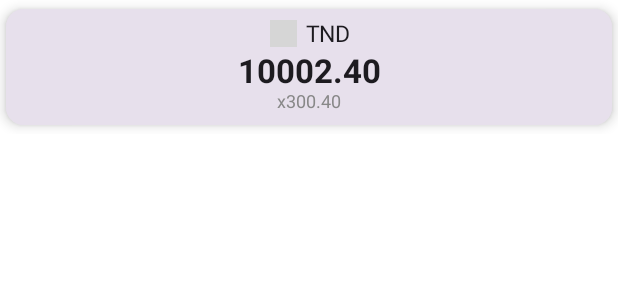
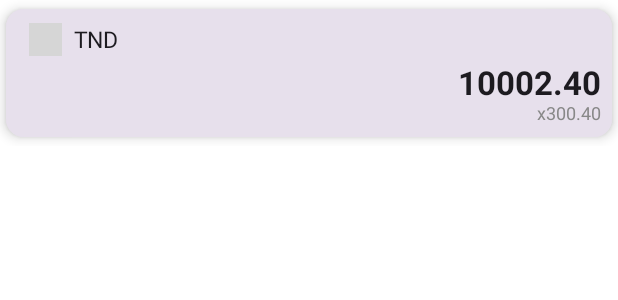
Before and after one commit to liodali/ExchangeConvertApp, an Android app built with Jetpack Compose: the @Preview function ItemExchangeRatePreview, on a phone screen of 412 x 824 dp. Shown: the top 300 px of the screen. Run offline under Robolectric (Android 15) with nearby library versions, the phone set to English and light mode, and no system bars; network calls fail; pictures from the network do not load; grey boxes are pictures that could not be loaded.

Commit message:
* improve the app

```diff
--- a/app/src/main/java/dali/hamza/echangecurrencyapp/di/CurrencyModule.kt
+++ b/app/src/main/java/dali/hamza/echangecurrencyapp/di/CurrencyModule.kt
@@ -36,8 +36,8 @@ val coreModule = module {
             ratesCurrencyDao = get<RatesCurrencyDao>(),
             historicRateDao = get<HistoricRateDao>(),
             sessionManager = get<ISessionManager>(),
-            tokenAPI = get(named("TOKEN"))
-        )
+
+            )
     }
 
     viewModel {
--- a/app/src/main/java/dali/hamza/echangecurrencyapp/ui/compose/component/ExchangeRateItem.kt
+++ b/app/src/main/java/dali/hamza/echangecurrencyapp/ui/compose/component/ExchangeRateItem.kt
@@ -2,6 +2,7 @@ package dali.hamza.echangecurrencyapp.ui.compose.component
 
 import androidx.compose.foundation.background
 import androidx.compose.foundation.layout.Arrangement
+import androidx.compose.foundation.layout.Box
 import androidx.compose.foundation.layout.Column
 import androidx.compose.foundation.layout.Row
 import androidx.compose.foundation.layout.fillMaxWidth
@@ -55,7 +56,7 @@ fun ItemExchangeRate(item: ExchangeRate, currentCurrency: String) {
 
 
             Column(
-                horizontalAlignment = Alignment.CenterHorizontally,
+                horizontalAlignment = Alignment.Start,
                 verticalArrangement = Arrangement.Center,
                 modifier = Modifier
                     .background(color = MaterialTheme.colorScheme.surfaceVariant)
@@ -65,13 +66,20 @@ fun ItemExchangeRate(item: ExchangeRate, currentCurrency: String) {
 
                 Row(
                     verticalAlignment = Alignment.CenterVertically,
-                    modifier = Modifier.padding(bottom = 3.dp)
+                    horizontalArrangement = Arrangement.Center,
+                    modifier = Modifier.padding(bottom = 3.dp).width(72.dp)
                 ) {
-                    CurrencyFlagImage(
-                        currency = item.name.split(currentCurrency).last().lowercase(),
-                        size = 18.dp,
-                        modifier = Modifier.padding(end = 6.dp)
-                    )
+                    Box(
+                        modifier = Modifier
+                            .width(32.dp)
+                            .height(26.dp).padding(end = 6.dp)
+                    ) {
+                        CurrencyFlagImage(
+                            currency = item.name.split(currentCurrency).last().lowercase(),
+                            //size = 28.dp,
+                            modifier = Modifier.padding(2.dp)
+                        )
+                    }
                     Text(
                         item.name.split(currentCurrency).last(),
                         fontSize = 15.sp,
@@ -83,13 +91,13 @@ fun ItemExchangeRate(item: ExchangeRate, currentCurrency: String) {
                 }
                 Column(
                     verticalArrangement = Arrangement.Center,
-                    horizontalAlignment = Alignment.CenterHorizontally,
+                    horizontalAlignment = Alignment.End,
                     modifier = Modifier.fillMaxWidth()
 
                 ) {
 
                     Text(
-                        text = format("%.2f",item.calculatedAmount),
+                        text = format("%.2f", item.calculatedAmount),
                         fontSize = when {
                             item.rate > 10000 -> 18.sp
                             else -> 22.sp
--- a/app/src/main/java/dali/hamza/echangecurrencyapp/ui/compose/component/commons.kt
+++ b/app/src/main/java/dali/hamza/echangecurrencyapp/ui/compose/component/commons.kt
@@ -23,7 +23,6 @@ import androidx.compose.ui.draw.clip
 import androidx.compose.ui.graphics.Color
 import androidx.compose.ui.graphics.vector.ImageVector
 import androidx.compose.ui.layout.ContentScale
-import androidx.compose.ui.modifier.modifierLocalProvider
 import androidx.compose.ui.res.stringResource
 import androidx.compose.ui.tooling.preview.Preview
 import androidx.compose.ui.unit.Dp
@@ -120,16 +119,19 @@ fun Center(content: @Composable () -> Unit) {
 fun CurrencyFlagImage(
     modifier: Modifier = Modifier,
     currency: String,
-    size: Dp,
+    //size: Dp,
 ) {
     AsyncImage(
         model = stringResource(id = R.string.flag_country_svg_url, currency),
         contentDescription = "currency flag",
-        contentScale = ContentScale.FillHeight,
+        contentScale = ContentScale.FillBounds,
+
         modifier = modifier.then(
             Modifier
                 .clip(CircleShape)
-                .size(size)
+                .fillMaxHeight()
+                .fillMaxWidth()
+            //.size(size)
         )
     )
 }
@@ -139,7 +141,7 @@ fun CurrencyFlagImage(
 fun ShowImagePreview() {
     Scaffold {
         Box(modifier = Modifier.padding(it)) {
-            CurrencyFlagImage(currency = "usd", size = 24.dp)
+            CurrencyFlagImage(currency = "tnd" /*size = 48.dp*/)
         }
     }
 }
--- a/app/src/main/res/values/strings.xml
+++ b/app/src/main/res/values/strings.xml
@@ -2,7 +2,7 @@
     <string name="app_name">Exchange Rate Currency</string>
     <string name="amount_label">Amount</string>
     <string name="select_currency_label_bt">select an currency</string>
-    <string name="server">https://www.openexchangerate.tn/api</string>
+    <string name="server">https://www.openexchangerate.tn/api/</string>
     <string name="preference_name">pref_currency</string>
     <string name="default_currency_value">USD</string>
     <string name="selectLabel">Select</string>
@@ -16,7 +16,7 @@
     <string name="error_rates">Rates Unavailable</string>
     <string name="title_exchange_rates">Exchange rates</string>
     <string name="db_name">ConvertCurrencyApp.db</string>
-    <string name="flag_country_svg_url">https://raw.githubusercontent.com/Lissy93/currency-flags/master/assets/flags_png_rectangle/%1$s.png</string>
+    <string name="flag_country_svg_url">https://www.openexchangerate.tn/api/currency/png/%1$s</string>
 
     <array name="currencies">
         <item>AED:United Arab Emirates Dirham</item>
--- a/core/src/main/java/dali/hamza/core/datasource/network/CurrencyApi.kt
+++ b/core/src/main/java/dali/hamza/core/datasource/network/CurrencyApi.kt
@@ -12,7 +12,7 @@ interface CurrencyClientApi {
     ): Response<List<Map<String, String>>>
 
 
-    @GET("api")
+    @GET("latest")
     suspend fun getRatesListCurrencies(
         @Query("base") source: String,
         @Query("symbol") symbol: String? = null
--- a/domain/src/main/java/dali/hamza/domain/models/Currency.kt
+++ b/domain/src/main/java/dali/hamza/domain/models/Currency.kt
@@ -7,7 +7,7 @@ data class Currency(
     val fullCountryName: String
 ) {
     constructor(json: Map<String, String>) : this(
-        name = json["currecny"]!!,
+        name = json["currency"]!!,
         fullCountryName = json["name"]!!
     )
 }
```
Also changed, not shown: app/src/main/java/dali/hamza/echangecurrencyapp/ui/compose/component/ExchangesRateCompose.kt (+8 -6 lines), app/src/main/java/dali/hamza/echangecurrencyapp/ui/compose/component/InputAmountFormCompose.kt (+22 -8 lines), app/src/main/java/dali/hamza/echangecurrencyapp/ui/compose/dialog/CurrenciesPicker.kt (+7 -3 lines), app/src/main/java/dali/hamza/echangecurrencyapp/ui/compose/page/Home.kt (+16 -12 lines), core/src/main/java/dali/hamza/core/repository/CurrencyRepository.kt (+9 -12 lines), 3 other files.
